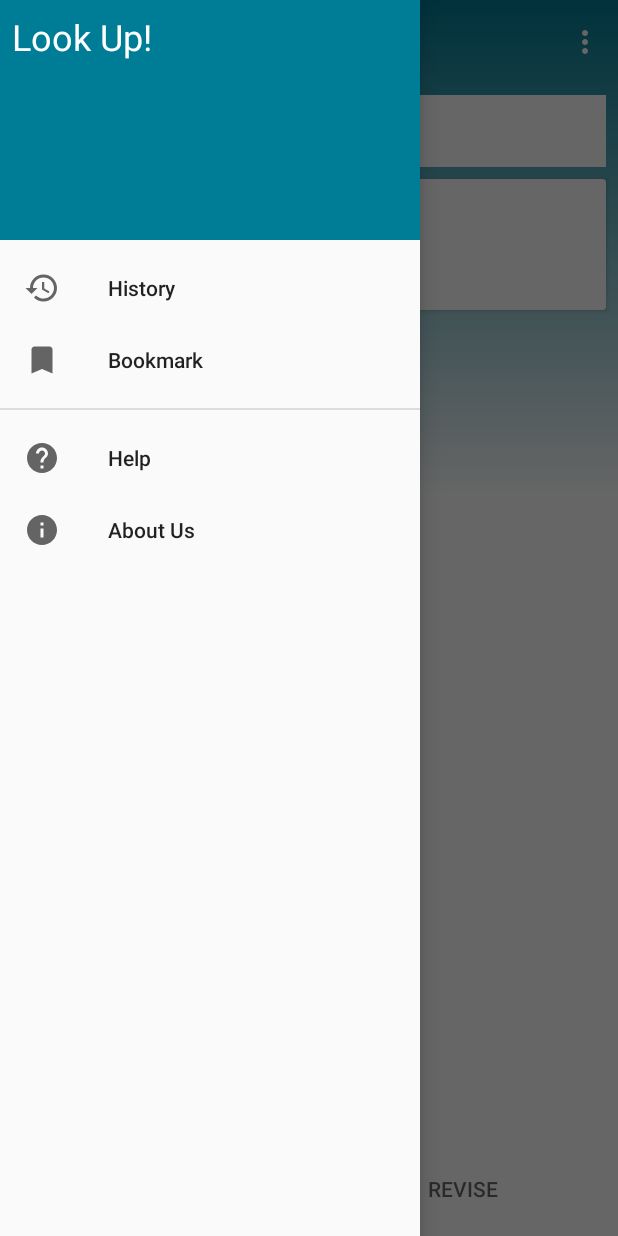
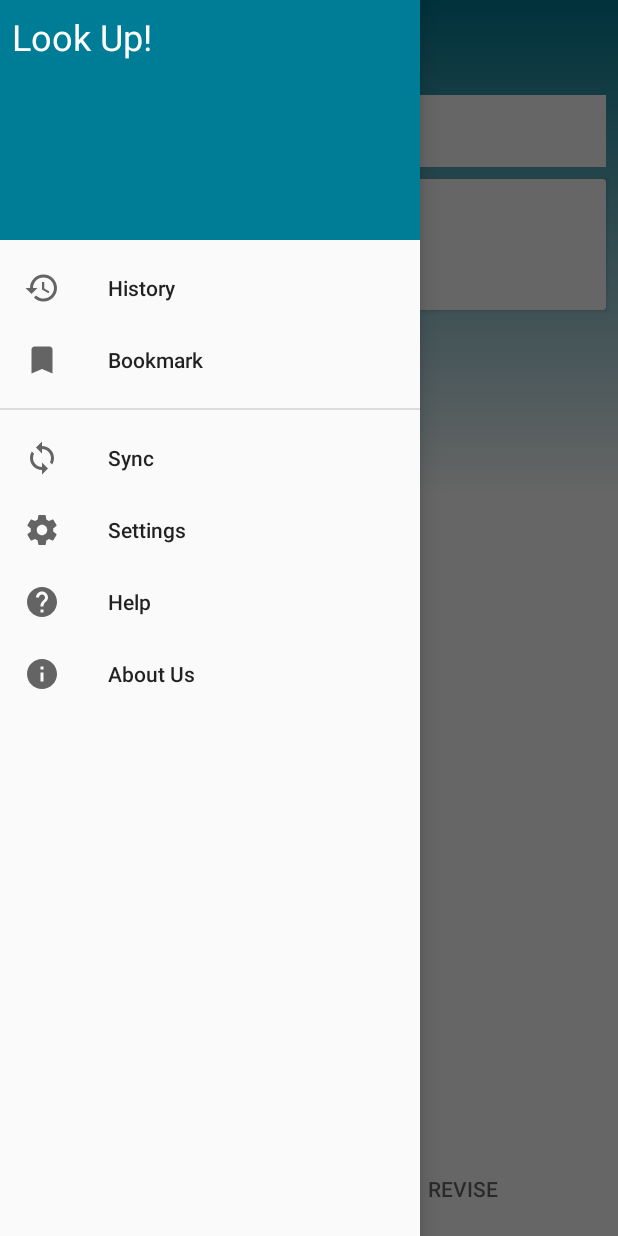
Before and after one commit to vchitai/ezWord, an Android app: the screen it shows after launch (MainActivity), with the side drawer open, on a phone screen of 412 x 824 dp. Run offline under Robolectric (Android 15) with nearby library versions, the phone set to English and light mode, and no system bars; libraries missing offline, so code that uses them is left out: com.github.mikephil.charting; network calls fail; 18 statements that could not run were skipped.

Commit message:
Update UI Functions

```diff
--- a/app/build.gradle
+++ b/app/build.gradle
@@ -21,9 +21,10 @@ android {
 dependencies {
     implementation fileTree(dir: 'libs', include: ['*.jar'])
     implementation 'com.android.support:appcompat-v7:26.1.0'
-    implementation 'com.android.support.constraint:constraint-layout:1.1.0'
+    implementation 'com.android.support.constraint:constraint-layout:1.1.2'
     implementation 'com.android.support:support-v4:26.1.0'
     implementation 'com.github.PhilJay:MPAndroidChart:v3.0.3'
+    implementation 'com.android.support:preference-v7:26.1.0'
 
     compile 'com.github.aakira:expandable-layout:1.6.0@aar'
     compile 'com.android.support:cardview-v7:26.1.0'
--- a/app/src/main/java/com/ezword/ezword/activities/MainActivity.java
+++ b/app/src/main/java/com/ezword/ezword/activities/MainActivity.java
@@ -16,8 +16,6 @@ import android.support.v7.app.ActionBarDrawerToggle;
 import android.support.v7.app.AppCompatActivity;
 import android.support.v7.widget.Toolbar;
 import android.util.Log;
-import android.view.Menu;
-import android.view.MenuInflater;
 import android.view.MenuItem;
 
 import com.ezword.ezword.AlarmReceiver;
@@ -130,6 +128,30 @@ public class MainActivity extends AppCompatActivity {
                 return true;
             }
         });
+        navigationView.getMenu().findItem(R.id.nav_settings).setOnMenuItemClickListener(new MenuItem.OnMenuItemClickListener() {
+            @Override
+            public boolean onMenuItemClick(MenuItem menuItem) {
+                Intent intent = new Intent(MainActivity.this, SettingsActivity.class);
+                startActivity(intent);
+                return true;
+            }
+        });
+        navigationView.getMenu().findItem(R.id.nav_help).setOnMenuItemClickListener(new MenuItem.OnMenuItemClickListener() {
+            @Override
+            public boolean onMenuItemClick(MenuItem menuItem) {
+                Intent intent = new Intent(MainActivity.this, HelpActivity.class);
+                startActivity(intent);
+                return true;
+            }
+        });
+        navigationView.getMenu().findItem(R.id.nav_about_us).setOnMenuItemClickListener(new MenuItem.OnMenuItemClickListener() {
+            @Override
+            public boolean onMenuItemClick(MenuItem menuItem) {
+                Intent intent = new Intent(MainActivity.this, AboutUsActivity.class);
+                startActivity(intent);
+                return true;
+            }
+        });
     }
 
     @Override
@@ -150,15 +172,8 @@ public class MainActivity extends AppCompatActivity {
             case android.R.id.home:
                 mDrawerLayout.openDrawer(GravityCompat.START);
                 return true;
+
         }
         return super.onOptionsItemSelected(item);
     }
-
-    @Override
-    public boolean onCreateOptionsMenu(Menu menu) {
-        MenuInflater inflater = getMenuInflater();
-        inflater.inflate(R.menu.main_menu, menu);
-
-        return true;
-    }
 }
--- /dev/null
+++ b/app/src/main/res/drawable/ic_settings_black_24dp.xml
@@ -0,0 +1,9 @@
+<vector xmlns:android="http://schemas.android.com/apk/res/android"
+        android:width="24dp"
+        android:height="24dp"
+        android:viewportWidth="24.0"
+        android:viewportHeight="24.0">
+    <path
+        android:fillColor="#FF000000"
+        android:pathData="M19.43,12.98c0.04,-0.32 0.07,-0.64 0.07,-0.98s-0.03,-0.66 -0.07,-0.98l2.11,-1.65c0.19,-0.15 0.24,-0.42 0.12,-0.64l-2,-3.46c-0.12,-0.22 -0.39,-0.3 -0.61,-0.22l-2.49,1c-0.52,-0.4 -1.08,-0.73 -1.69,-0.98l-0.38,-2.65C14.46,2.18 14.25,2 14,2h-4c-0.25,0 -0.46,0.18 -0.49,0.42l-0.38,2.65c-0.61,0.25 -1.17,0.59 -1.69,0.98l-2.49,-1c-0.23,-0.09 -0.49,0 -0.61,0.22l-2,3.46c-0.13,0.22 -0.07,0.49 0.12,0.64l2.11,1.65c-0.04,0.32 -0.07,0.65 -0.07,0.98s0.03,0.66 0.07,0.98l-2.11,1.65c-0.19,0.15 -0.24,0.42 -0.12,0.64l2,3.46c0.12,0.22 0.39,0.3 0.61,0.22l2.49,-1c0.52,0.4 1.08,0.73 1.69,0.98l0.38,2.65c0.03,0.24 0.24,0.42 0.49,0.42h4c0.25,0 0.46,-0.18 0.49,-0.42l0.38,-2.65c0.61,-0.25 1.17,-0.59 1.69,-0.98l2.49,1c0.23,0.09 0.49,0 0.61,-0.22l2,-3.46c0.12,-0.22 0.07,-0.49 -0.12,-0.64l-2.11,-1.65zM12,15.5c-1.93,0 -3.5,-1.57 -3.5,-3.5s1.57,-3.5 3.5,-3.5 3.5,1.57 3.5,3.5 -1.57,3.5 -3.5,3.5z"/>
+</vector>
--- /dev/null
+++ b/app/src/main/res/drawable/ic_sync_black_24dp.xml
@@ -0,0 +1,9 @@
+<vector xmlns:android="http://schemas.android.com/apk/res/android"
+        android:width="24dp"
+        android:height="24dp"
+        android:viewportWidth="24.0"
+        android:viewportHeight="24.0">
+    <path
+        android:fillColor="#FF000000"
+        android:pathData="M12,4L12,1L8,5l4,4L12,6c3.31,0 6,2.69 6,6 0,1.01 -0.25,1.97 -0.7,2.8l1.46,1.46C19.54,15.03 20,13.57 20,12c0,-4.42 -3.58,-8 -8,-8zM12,18c-3.31,0 -6,-2.69 -6,-6 0,-1.01 0.25,-1.97 0.7,-2.8L5.24,7.74C4.46,8.97 4,10.43 4,12c0,4.42 3.58,8 8,8v3l4,-4 -4,-4v3z"/>
+</vector>
--- a/app/src/main/res/layout/activity_single_word.xml
+++ b/app/src/main/res/layout/activity_single_word.xml
@@ -1,4 +1,5 @@
 <?xml version="1.0" encoding="utf-8"?>
+
 <android.support.constraint.ConstraintLayout xmlns:android="http://schemas.android.com/apk/res/android"
     xmlns:app="http://schemas.android.com/apk/res-auto"
     xmlns:tools="http://schemas.android.com/tools"
--- a/app/src/main/res/menu/main_drawer.xml
+++ b/app/src/main/res/menu/main_drawer.xml
@@ -18,6 +18,14 @@
         android:id="@+id/nav_contact"
         android:checkableBehavior="single">
         <item
+            android:id="@+id/nav_sync"
+            android:icon="@drawable/ic_sync_black_24dp"
+            android:title="@string/sync" />
+        <item
+            android:id="@+id/nav_settings"
+            android:icon="@drawable/ic_settings_black_24dp"
+            android:title="@string/settings" />
+        <item
             android:id="@+id/nav_help"
             android:icon="@drawable/ic_help_black_24dp"
             android:title="@string/help" />
--- a/app/src/main/res/values/strings.xml
+++ b/app/src/main/res/values/strings.xml
@@ -23,4 +23,5 @@
     <string name="data_not_exist">Database doesn\'t exist</string>
     <string name="notification_sent">Notifications sent.</string>
     <string name="IF_word_not_found">Word not found!</string>
+    <string name="sync">Sync</string>
 </resources>
```
Also changed, not shown: app/src/main/AndroidManifest.xml (+16 -5 lines), app/src/main/java/com/ezword/ezword/activities/AboutUsActivity.java (added, +15 -0 lines), app/src/main/java/com/ezword/ezword/activities/HelpActivity.java (added, +15 -0 lines), app/src/main/java/com/ezword/ezword/activities/SettingsActivity.java (added, +18 -0 lines), app/src/main/java/com/ezword/ezword/activities/SettingsFragment.java (added, +16 -0 lines), app/src/main/res/layout/activity_about_us.xml (added, +9 -0 lines), app/src/main/res/layout/activity_help.xml (added, +9 -0 lines), app/src/main/res/layout/activity_settings.xml (added, +9 -0 lines), app/src/main/res/layout/fragment_settings.xml (added, +13 -0 lines), app/src/main/res/xml/pref_user_settings.xml (added, +11 -0 lines).
